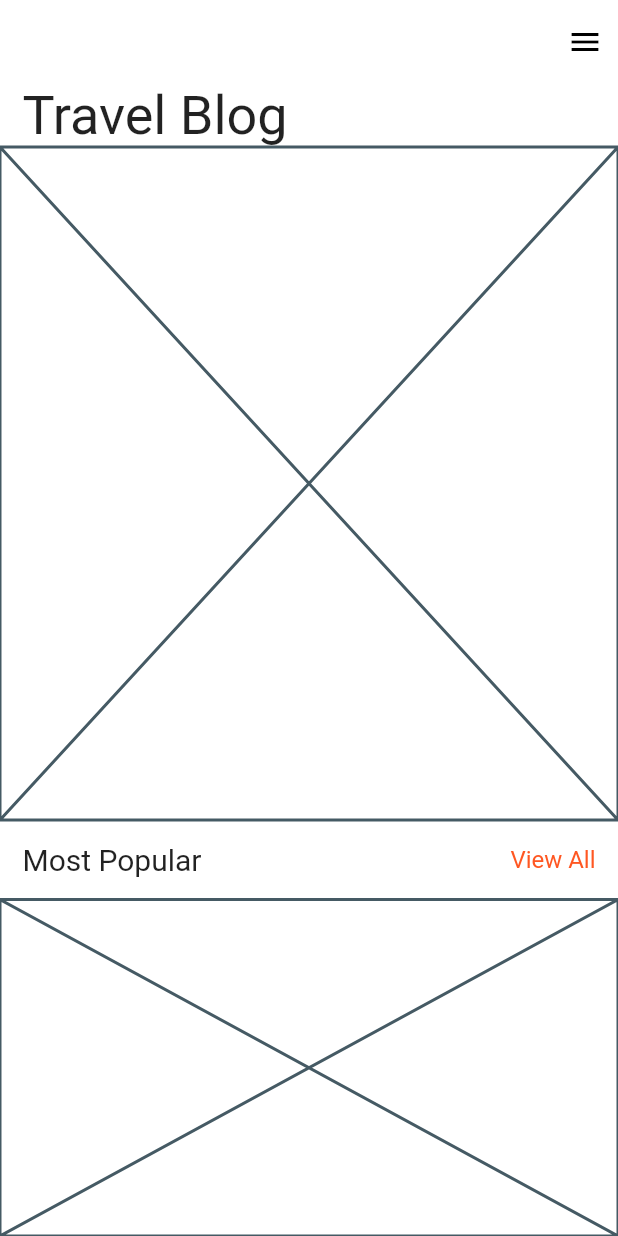
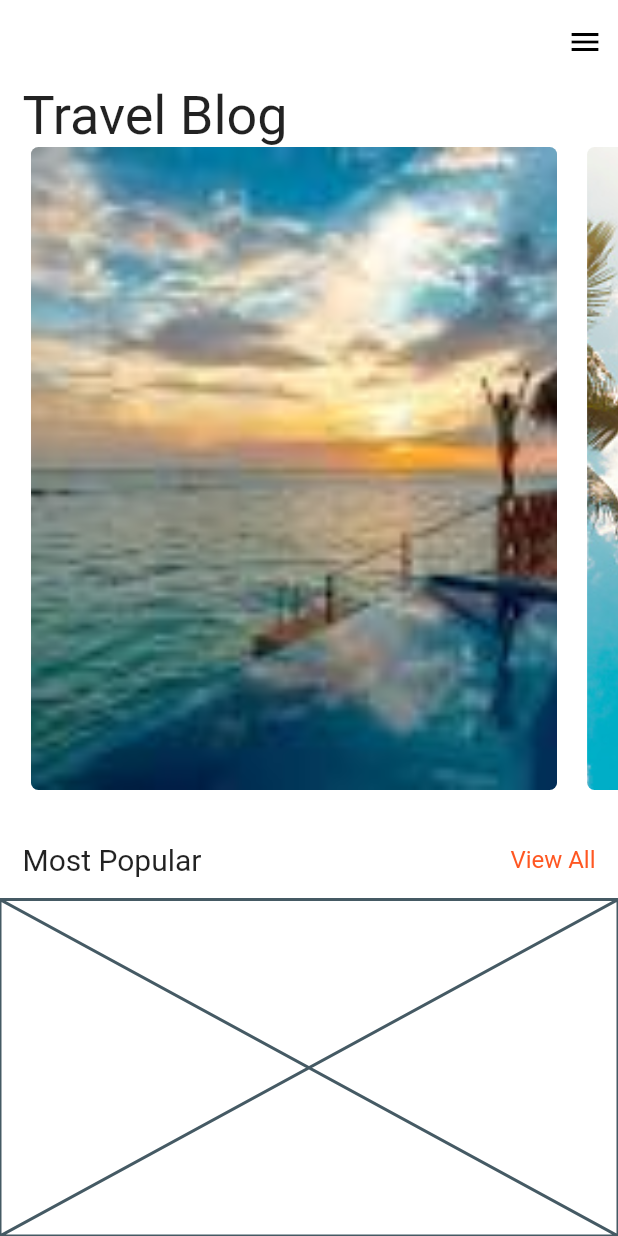
Before and after one commit to suhaib-darawshi/EasyTrip_GraduationProject, a Flutter app: the screen it shows after launch, on a phone screen of 412 x 824 dp. Run offline on Flutter 3.47's test engine with Material 2 defaults, Android fonts, the phone set to English and light mode, and no system bars.

Commit message:
Travel Blog

```diff
--- /dev/null
+++ b/lib/models/trip.dart
@@ -0,0 +1,13 @@
+class Trip {
+  String name;
+  String location;
+  String url;
+  Trip(this.name, this.location, this.url);
+  static List<Trip> generateTrips = [
+    Trip('Place 1', 'Location 1', 'assets/imgs/t1.jpg'),
+    Trip('Place 2', 'Location 2', 'assets/imgs/t2.jpg'),
+    Trip('Place 3', 'Location 3', 'assets/imgs/t3.jpg'),
+    Trip('Place 4', 'Location 4', 'assets/imgs/t4.jpg'),
+    Trip('Place 5', 'Location 5', 'assets/imgs/t5.webp')
+  ];
+}
--- a/lib/views/screens/View.dart
+++ b/lib/views/screens/View.dart
@@ -1,8 +1,14 @@
 import 'package:flutter/material.dart';
 
+import '../widgets/travelBlog.dart';
+
+void main(List<String> args) {
+  runApp(MaterialApp(
+    home: HomeView(),
+  ));
+}
+
 class HomeView extends StatelessWidget {
-
-
   @override
   Widget build(BuildContext context) {
     return Scaffold(
@@ -11,9 +17,12 @@ class HomeView extends StatelessWidget {
         backgroundColor: Colors.white,
         elevation: 0,
         actions: [
-          Padding(padding: const EdgeInsets.only(right: 10),
-          child: Icon(Icons.menu ,color: Colors.black,),
-
+          Padding(
+            padding: const EdgeInsets.only(right: 10),
+            child: Icon(
+              Icons.menu,
+              color: Colors.black,
+            ),
           )
         ],
       ),
@@ -21,23 +30,33 @@ class HomeView extends StatelessWidget {
         crossAxisAlignment: CrossAxisAlignment.start,
         children: [
           Padding(
-            padding: const EdgeInsets.only(left:15),
-            child: Text("Travel Blog",style: TextStyle(fontSize: 36),),
+            padding: const EdgeInsets.only(left: 15),
+            child: Text(
+              "Travel Blog",
+              style: TextStyle(fontSize: 36),
+            ),
           ),
-          Expanded(child: Placeholder(),flex: 2,),
+          Expanded(
+            child: TravelBlog(),
+            flex: 2,
+          ),
           Padding(
             padding: const EdgeInsets.all(15),
             child: Row(
               mainAxisAlignment: MainAxisAlignment.spaceBetween,
               children: [
-                Text("Most Popular",style: TextStyle(fontSize: 20),),
-                Text("View All",style: TextStyle(fontSize: 16,color: Colors.deepOrange),)
+                Text(
+                  "Most Popular",
+                  style: TextStyle(fontSize: 20),
+                ),
+                Text(
+                  "View All",
+                  style: TextStyle(fontSize: 16, color: Colors.deepOrange),
+                )
               ],
             ),
-
           ),
-          Expanded(child: Placeholder(),flex:1)
-
+          Expanded(child: Placeholder(), flex: 1)
         ],
       ),
     );
--- /dev/null
+++ b/lib/views/widgets/travelBlog.dart
@@ -0,0 +1,33 @@
+import 'package:flutter/cupertino.dart';
+
+import '../../models/trip.dart';
+
+class TravelBlog extends StatelessWidget {
+  final List<Trip> l = Trip.generateTrips;
+  final pageController = PageController(viewportFraction: 0.9);
+  @override
+  Widget build(BuildContext context) {
+    return PageView.builder(
+      controller: pageController,
+      itemCount: l.length,
+      itemBuilder: (context, index) {
+        var t = l[index];
+        return Stack(
+          children: [
+            Padding(
+              padding: const EdgeInsets.only(bottom: 20,right: 20),
+              child: ClipRRect(
+                borderRadius: BorderRadius.circular(5),
+                child: Image.asset(t.url,
+                fit: BoxFit.cover,
+                width: MediaQuery.of(context).size.width,
+                height: MediaQuery.of(context).size.height,
+                ),
+              ),
+            )
+          ],
+        );
+      },
+    );
+  }
+}
--- a/pubspec.yaml
+++ b/pubspec.yaml
@@ -60,8 +60,8 @@ flutter:
   uses-material-design: true
 
   # To add assets to your application, add an assets section, like this:
-  # assets:
-  #   - images/a_dot_burr.jpeg
+  assets:
+    - assets/imgs/
   #   - images/a_dot_ham.jpeg
 
   # An image asset can refer to one or more resolution-specific "variants", see
```
Also changed, not shown: assets/imgs/t1.jpg (added), assets/imgs/t2.jpg (added), assets/imgs/t3.jpg (added), assets/imgs/t4.jpg (added), assets/imgs/t5.webp (added).
